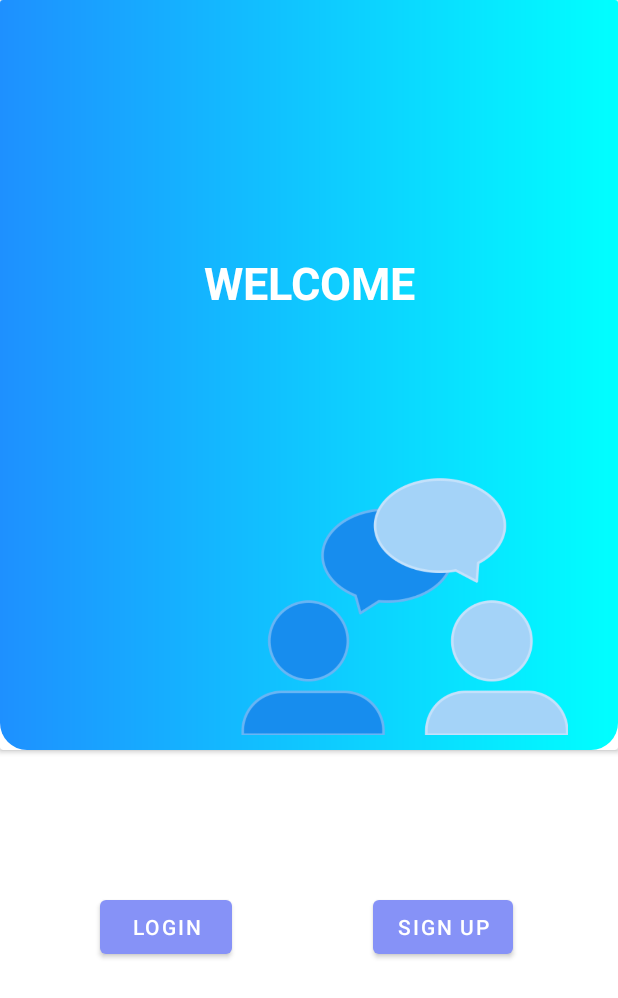
After one commit to nowkei/Project_PRM, an Android app: the layout fragment_welcome.xml on its own in the app's theme, with its tools: preview values and no code run, on a phone screen of 412 x 824 dp. The commit adds this screen. Shown: the top 998 px of the screen. Run offline under Robolectric (Android 15) with nearby library versions, the phone set to English and light mode, and no system bars.

Commit message:
welcomePage

```diff
--- a/app/src/main/java/com/example/project_prm/fragment/signup/SignUpFragment.java
+++ b/app/src/main/java/com/example/project_prm/fragment/signup/SignUpFragment.java
@@ -17,7 +17,7 @@ public class SignUpFragment extends Fragment {
 
     public SignUpFragment() {}
 
-    public static SignUpFragment newInstance(String param1, String param2) {
+    public static SignUpFragment newInstance() {
         SignUpFragment fragment = new SignUpFragment();
         return fragment;
     }
--- a/app/src/main/res/drawable/bg.xml
+++ b/app/src/main/res/drawable/bg.xml
@@ -5,5 +5,8 @@
         android:endColor="#00FFFF"
         android:angle="0">
     </gradient>
-    <corners android:radius="8dp"/>
+    <corners
+        android:bottomLeftRadius="18dp"
+        android:bottomRightRadius="18dp"
+        />
 </shape>
--- a/app/src/main/res/layout/fragment_sign_up.xml
+++ b/app/src/main/res/layout/fragment_sign_up.xml
@@ -3,6 +3,7 @@
     xmlns:tools="http://schemas.android.com/tools"
     android:layout_width="match_parent"
     android:layout_height="match_parent"
+    android:background="@color/l_blue"
     tools:context=".fragment.signup.SignUpFragment">
 
     <!-- TODO: Update blank fragment layout -->
--- /dev/null
+++ b/app/src/main/res/layout/fragment_welcome.xml
@@ -0,0 +1,79 @@
+<?xml version="1.0" encoding="utf-8"?>
+<androidx.constraintlayout.widget.ConstraintLayout xmlns:android="http://schemas.android.com/apk/res/android"
+    xmlns:app="http://schemas.android.com/apk/res-auto"
+    xmlns:tools="http://schemas.android.com/tools"
+    android:layout_width="match_parent"
+    android:layout_height="match_parent"
+    tools:context=".fragment.welcome.WelcomeFragment" >
+
+    <androidx.cardview.widget.CardView
+        android:id="@+id/cardView"
+        android:layout_width="match_parent"
+        android:layout_height="500dp"
+        app:layout_constraintEnd_toEndOf="parent"
+        app:layout_constraintStart_toStartOf="parent"
+        app:layout_constraintTop_toTopOf="parent">
+
+        <androidx.constraintlayout.widget.ConstraintLayout
+            android:layout_width="match_parent"
+            android:layout_height="match_parent"
+            android:background="@drawable/bg">
+
+            <TextView
+                android:id="@+id/textView2"
+                android:layout_width="match_parent"
+                android:layout_height="wrap_content"
+                android:layout_marginTop="168dp"
+                android:shadowColor="@color/black"
+                android:text="Welcome"
+                android:textAlignment="center"
+                android:textAllCaps="true"
+                android:textColor="@color/white"
+                android:textSize="@dimen/title_text"
+                android:textStyle="bold"
+                app:layout_constraintEnd_toEndOf="parent"
+                app:layout_constraintHorizontal_bias="0.0"
+                app:layout_constraintStart_toStartOf="parent"
+                app:layout_constraintTop_toTopOf="parent" />
+
+            <ImageView
+                android:id="@+id/imageView12"
+                android:layout_width="218dp"
+                android:layout_height="191dp"
+                android:layout_marginStart="160dp"
+                android:layout_marginTop="100dp"
+                android:layout_marginEnd="33dp"
+                android:src="@drawable/talking"
+                app:layout_constraintEnd_toEndOf="parent"
+                app:layout_constraintHorizontal_bias="1.0"
+                app:layout_constraintStart_toStartOf="parent"
+                app:layout_constraintTop_toBottomOf="@+id/textView2" />
+
+        </androidx.constraintlayout.widget.ConstraintLayout>
+
+    </androidx.cardview.widget.CardView>
+
+    <Button
+        android:id="@+id/btnLoginWelcome"
+        android:layout_width="wrap_content"
+        android:layout_height="wrap_content"
+        android:layout_marginStart="66dp"
+        android:layout_marginTop="94dp"
+        android:layout_marginEnd="93dp"
+        android:text="LOGIN"
+        app:layout_constraintEnd_toStartOf="@+id/btnSignUpWelcome"
+        app:layout_constraintStart_toStartOf="parent"
+        app:layout_constraintTop_toBottomOf="@+id/cardView" />
+
+    <Button
+        android:id="@+id/btnSignUpWelcome"
+        android:layout_width="wrap_content"
+        android:layout_height="wrap_content"
+        android:layout_marginTop="94dp"
+        android:layout_marginEnd="70dp"
+        android:text="Sign Up"
+        app:layout_constraintEnd_toEndOf="parent"
+        app:layout_constraintTop_toBottomOf="@+id/cardView" />
+
+
+</androidx.constraintlayout.widget.ConstraintLayout>
```
Also changed, not shown: app/src/main/java/com/example/project_prm/MainActivity.java (+6 -2 lines), app/src/main/java/com/example/project_prm/fragment/login/LoginFragment.java (+10 -0 lines), app/src/main/java/com/example/project_prm/fragment/welcome/WelcomeFragment.java (added, +80 -0 lines), app/src/main/res/drawable/hello.png (added), app/src/main/res/drawable/talking.png (added).
